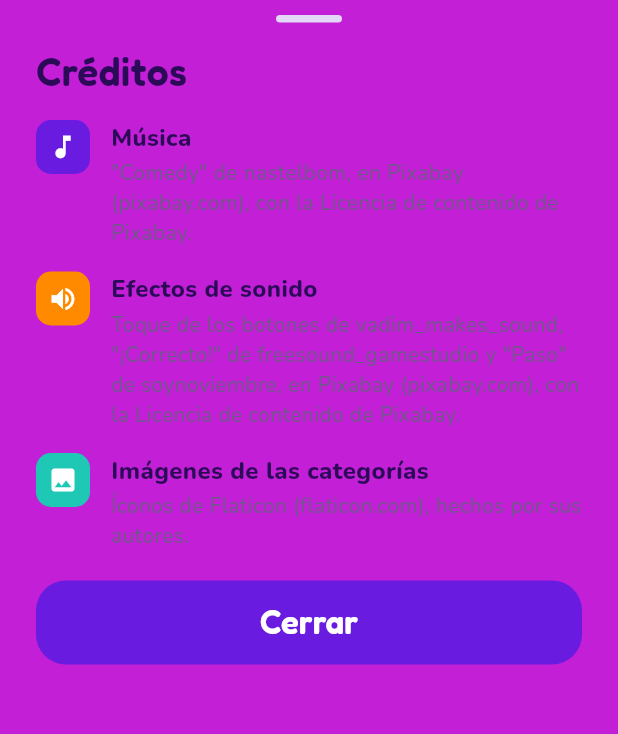
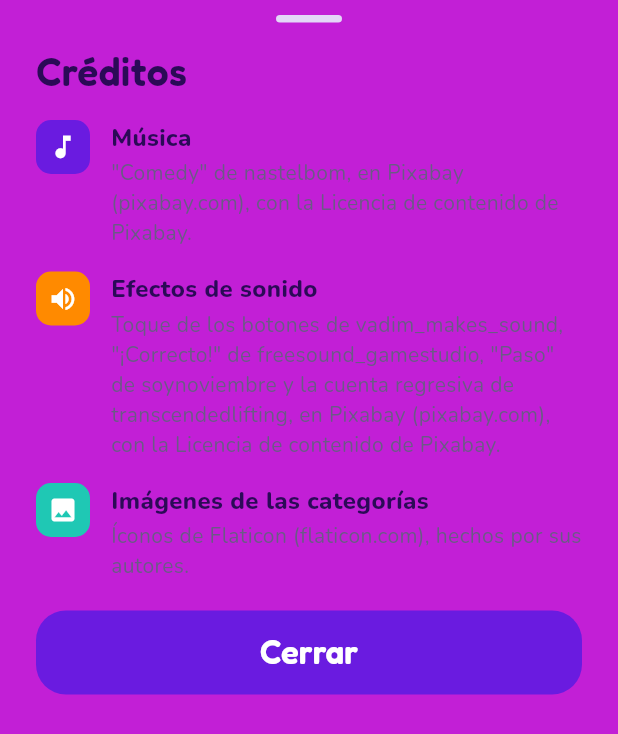
Before and after one commit to juancamilosal/charadeando_app, a Flutter app: the CreditsSheet widget shown alone on an empty page, opened directly, on a phone screen of 412 x 824 dp. Shown: the top 734 px of the screen. Run offline on Flutter 3.47's test engine with Material 3 defaults, Android fonts, the phone set to English and light mode, and no system bars; our stand-ins replace audioplayers, camera, flutter_riverpod, go_router, sensors_plus, share_plus and 2 more; missing offline and left inert: ffmpeg_kit_flutter_new_video, photo_manager.

Commit message:
Pitidos de la cuenta regresiva del turno y su crédito
Co-Authored-By: Claude Opus 5.5 <noreply@anthropic.com>
Claude-Session: https://claude.ai/code/session_01XPBFeG2PZmszSkrWwceepV

```diff
--- a/lib/screens/settings_screen.dart
+++ b/lib/screens/settings_screen.dart
@@ -347,8 +347,9 @@ class CreditsSheet extends StatelessWidget {
       AppColors.orange,
       'Efectos de sonido',
       'Toque de los botones de vadim_makes_sound, "¡Correcto!" de '
-          'freesound_gamestudio y "Paso" de soynoviembre, en Pixabay '
-          '(pixabay.com), con la Licencia de contenido de Pixabay.',
+          'freesound_gamestudio, "Paso" de soynoviembre y la cuenta '
+          'regresiva de transcendedlifting, en Pixabay (pixabay.com), con '
+          'la Licencia de contenido de Pixabay.',
     ),
     (
       Icons.image,
--- a/lib/screens/turn_screen.dart
+++ b/lib/screens/turn_screen.dart
@@ -272,11 +272,16 @@ class _TurnScreenState extends ConsumerState<TurnScreen>
           : '¡A jugar!',
       CaptionStyle.title,
     );
+    // Un pitido en cada número y uno más agudo al arrancar.
+    final sounds = ref.read(soundServiceProvider);
+    sounds.play(SoundEffect.countdown);
     _timer = Timer.periodic(const Duration(seconds: 1), (timer) {
       if (_countdown > 1) {
         setState(() => _countdown--);
+        sounds.play(SoundEffect.countdown);
       } else {
         timer.cancel();
+        sounds.play(SoundEffect.start);
         _startPlaying();
       }
     });
--- a/lib/services/effect_player.dart
+++ b/lib/services/effect_player.dart
@@ -20,6 +20,8 @@ class AssetEffectPlayer implements EffectPlayer {
     SoundEffect.tap: ('audio/toque.mp3', 0.6),
     SoundEffect.hit: ('audio/correcto.mp3', 0.8),
     SoundEffect.pass: ('audio/paso.mp3', 0.6),
+    SoundEffect.countdown: ('audio/cuenta.mp3', 0.7),
+    SoundEffect.start: ('audio/ya.mp3', 0.7),
   };
 
   final _pools = <SoundEffect, Future<AudioPool>>{};
--- a/lib/services/feedback_services.dart
+++ b/lib/services/feedback_services.dart
@@ -27,7 +27,7 @@ class Haptics {
 }
 
 /// Efectos de sonido del juego.
-enum SoundEffect { tap, hit, pass, countdown, timeUp, spin }
+enum SoundEffect { tap, hit, pass, countdown, start, timeUp, spin }
 
 /// Efectos de sonido, según el ajuste "Efectos de sonido". Suenan los que ya
 /// tienen archivo (`AssetEffectPlayer.files`): el toque de los botones y el
```
Also changed, not shown: 5 other files.
